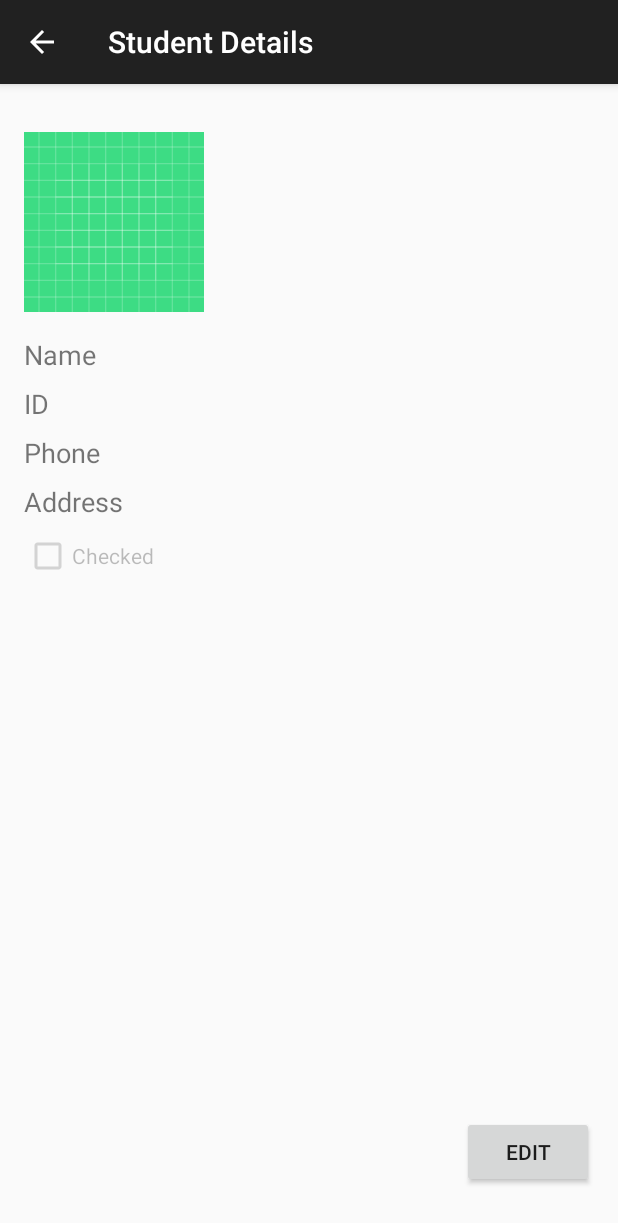
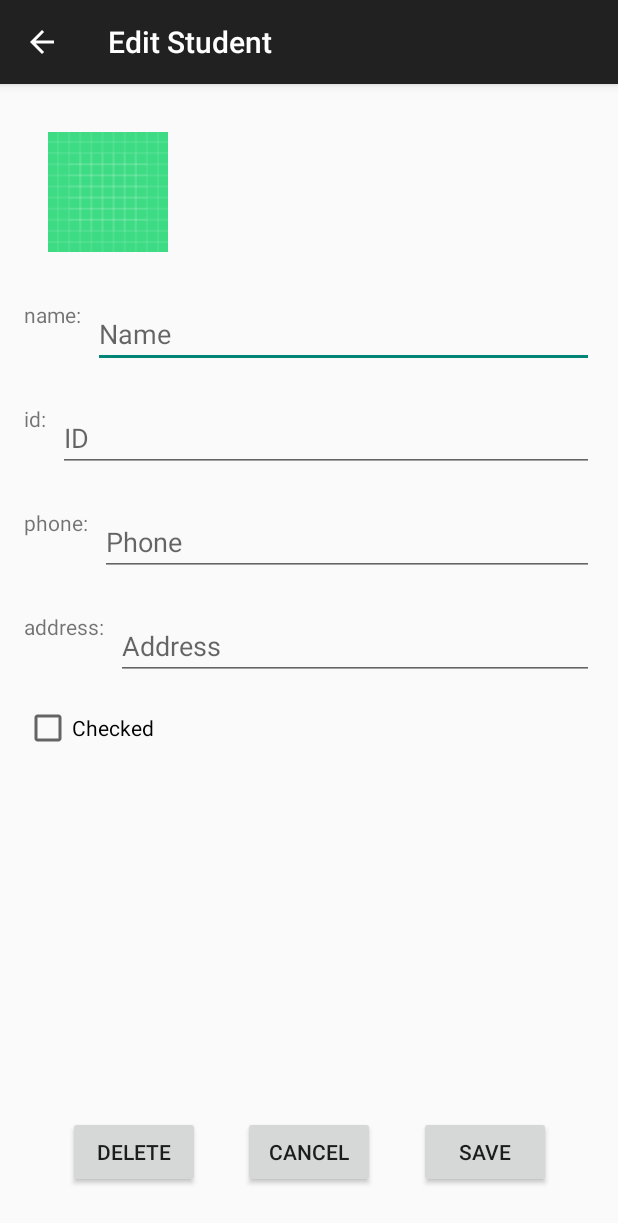
Before and after one commit to royfreund/StudentsApp, an Android app built with Jetpack Compose: the StudentDetailsActivity screen opened directly, with no data from a screen before it, after a tap on "EDIT", on a phone screen of 412 x 824 dp. Shown: the top 1223 px of the screen. Run offline under Robolectric (Android 15) with nearby library versions, the phone set to English and light mode, and no system bars.

Commit message:
add student edit

```diff
--- a/app/src/main/AndroidManifest.xml
+++ b/app/src/main/AndroidManifest.xml
@@ -33,6 +33,11 @@
             android:label="@string/student_details_screen_label"
             android:parentActivityName=".activities.StudentsRecyclerViewActivity"
             android:theme="@style/Theme.StudentsApp" />
+        <activity
+            android:name=".activities.EditStudentActivity"
+            android:exported="false"
+            android:label="Edit Student"
+            android:theme="@style/Theme.StudentsApp" />
     </application>
 
 </manifest>
--- a/app/src/main/java/com/example/studentsapp/activities/CreateStudentActivity.kt
+++ b/app/src/main/java/com/example/studentsapp/activities/CreateStudentActivity.kt
@@ -22,12 +22,11 @@ class CreateStudentActivity : AppCompatActivity() {
     fun saveStudent(view: View) {
         val studentName = findViewById<EditText>(R.id.tvNameInput).text.toString()
         val studentId = findViewById<EditText>(R.id.tvIdInput).text.toString()
-        val avatar = ""
         val studentPhone = findViewById<EditText>(R.id.tvPhoneInput).text.toString()
         val studentAddress = findViewById<EditText>(R.id.tvAddressInput).text.toString()
         val studentIsChecked = findViewById<CheckBox>(R.id.btnCheckbox).isChecked
 
-        val student = Student(studentName, studentId, avatar, studentPhone, studentAddress, studentIsChecked)
+        val student = Student(studentName, studentId, studentPhone, studentAddress, studentIsChecked)
         Model.instance.addStudent(student)
         this.closeActivity(view)
     }
--- /dev/null
+++ b/app/src/main/java/com/example/studentsapp/activities/EditStudentActivity.kt
@@ -0,0 +1,71 @@
+package com.example.studentsapp.activities
+
+import android.content.Intent
+import android.os.Bundle
+import android.widget.Button
+import android.widget.CheckBox
+import android.widget.EditText
+import androidx.appcompat.app.AppCompatActivity
+import com.example.studentsapp.R
+import com.example.studentsapp.model.Model
+import com.example.studentsapp.model.Student
+
+class EditStudentActivity : AppCompatActivity() {
+    private var student: Student? = null
+
+    override fun onCreate(savedInstanceState: Bundle?) {
+        super.onCreate(savedInstanceState)
+        setContentView(R.layout.activity_edit_student)
+
+        supportActionBar?.setDisplayHomeAsUpEnabled(true)
+
+        student = intent.getSerializableExtra("student") as? Student
+
+        student?.let { loadStudentData(it) }
+
+        findViewById<Button>(R.id.btnSave).setOnClickListener { saveStudent() }
+        findViewById<Button>(R.id.btnCancel).setOnClickListener { finish() }
+        findViewById<Button>(R.id.btnDelete).setOnClickListener { deleteStudent() }
+    }
+
+    private fun loadStudentData(student: Student) {
+        findViewById<EditText>(R.id.etName).setText(student.name)
+        findViewById<EditText>(R.id.etId).setText(student.id)
+        findViewById<EditText>(R.id.etPhone).setText(student.phone)
+        findViewById<EditText>(R.id.etAddress).setText(student.address)
+        findViewById<CheckBox>(R.id.cbChecked).isChecked = student.isChecked
+    }
+
+    private fun saveStudent() {
+        val name = findViewById<EditText>(R.id.etName).text.toString()
+        val id = findViewById<EditText>(R.id.etId).text.toString()
+        val phone = findViewById<EditText>(R.id.etPhone).text.toString()
+        val address = findViewById<EditText>(R.id.etAddress).text.toString()
+        val isChecked = findViewById<CheckBox>(R.id.cbChecked).isChecked
+
+        student?.let {
+            val updatedStudent = Student(name, id, phone, address, isChecked)
+            Model.instance.updateStudent(updatedStudent)
+        }
+        navigateToStudentsList()
+    }
+
+    private fun deleteStudent() {
+        student?.let {
+            Model.instance.removeStudent(it)
+        }
+        navigateToStudentsList()
+    }
+
+    private fun navigateToStudentsList() {
+        val intent = Intent(this, StudentsRecyclerViewActivity::class.java)
+        intent.flags = Intent.FLAG_ACTIVITY_CLEAR_TOP
+        startActivity(intent)
+        finish()
+    }
+
+    override fun onSupportNavigateUp(): Boolean {
+        onBackPressedDispatcher.onBackPressed()
+        return true
+    }
+}
--- a/app/src/main/java/com/example/studentsapp/activities/StudentDetailsActivity.kt
+++ b/app/src/main/java/com/example/studentsapp/activities/StudentDetailsActivity.kt
@@ -1,5 +1,6 @@
 package com.example.studentsapp.activities
 
+import android.content.Intent
 import android.os.Bundle
 import android.widget.Button
 import android.widget.CheckBox
@@ -29,7 +30,9 @@ class StudentDetailsActivity : AppCompatActivity() {
         }
 
         findViewById<Button>(R.id.editButton).setOnClickListener {
-            // TODO: Implement edit functionality
+            val intent = Intent(this, EditStudentActivity::class.java)
+            intent.putExtra("student", student)
+            startActivity(intent)
         }
     }
 
--- a/app/src/main/java/com/example/studentsapp/model/Student.kt
+++ b/app/src/main/java/com/example/studentsapp/model/Student.kt
@@ -5,8 +5,7 @@ import java.io.Serializable
 data class Student(
     val name: String,
     val id: String,
-    val avatar: String,
+    val phone: String,
     val address: String,
-    val phone: String,
     var isChecked: Boolean
 ) : Serializable
--- /dev/null
+++ b/app/src/main/res/layout/activity_edit_student.xml
@@ -0,0 +1,132 @@
+<?xml version="1.0" encoding="utf-8"?>
+<androidx.constraintlayout.widget.ConstraintLayout xmlns:android="http://schemas.android.com/apk/res/android"
+    xmlns:app="http://schemas.android.com/apk/res-auto"
+    android:layout_width="match_parent"
+    android:layout_height="match_parent"
+    android:padding="16dp">
+
+    <ImageView
+        android:id="@+id/imageView"
+        android:layout_width="80dp"
+        android:layout_height="80dp"
+        android:layout_marginStart="16dp"
+        android:layout_marginTop="16dp"
+        app:layout_constraintStart_toStartOf="parent"
+        app:layout_constraintTop_toTopOf="parent"
+        app:srcCompat="@drawable/ic_launcher_background" />
+
+    <TextView
+        android:id="@+id/nameLabelText"
+        android:layout_width="wrap_content"
+        android:layout_height="wrap_content"
+        android:text="name:"
+        android:layout_marginTop="32dp"
+        app:layout_constraintStart_toStartOf="parent"
+        app:layout_constraintTop_toBottomOf="@id/imageView" />
+
+    <EditText
+        android:id="@+id/etName"
+        android:layout_width="0dp"
+        android:layout_height="wrap_content"
+        android:layout_marginStart="8dp"
+        android:hint="@string/name_label"
+        app:layout_constraintStart_toEndOf="@id/nameLabelText"
+        app:layout_constraintEnd_toEndOf="parent"
+        app:layout_constraintTop_toTopOf="@id/nameLabelText" />
+
+    <TextView
+        android:id="@+id/idLabelText"
+        android:layout_width="wrap_content"
+        android:layout_height="wrap_content"
+        android:text="id:"
+        android:layout_marginTop="24dp"
+        app:layout_constraintStart_toStartOf="parent"
+        app:layout_constraintTop_toBottomOf="@id/etName" />
+
+    <EditText
+        android:id="@+id/etId"
+        android:layout_width="0dp"
+        android:layout_height="wrap_content"
+        android:layout_marginStart="8dp"
+        android:hint="@string/id_label"
+        app:layout_constraintStart_toEndOf="@id/idLabelText"
+        app:layout_constraintEnd_toEndOf="parent"
+        app:layout_constraintTop_toTopOf="@id/idLabelText" />
+
+    <TextView
+        android:id="@+id/phoneLabelText"
+        android:layout_width="wrap_content"
+        android:layout_height="wrap_content"
+        android:text="phone:"
+        android:layout_marginTop="24dp"
+        app:layout_constraintStart_toStartOf="parent"
+        app:layout_constraintTop_toBottomOf="@id/etId" />
+
+    <EditText
+        android:id="@+id/etPhone"
+        android:layout_width="0dp"
+        android:layout_height="wrap_content"
+        android:layout_marginStart="8dp"
+        android:hint="@string/phone_label"
+        android:inputType="phone"
+        app:layout_constraintStart_toEndOf="@id/phoneLabelText"
+        app:layout_constraintEnd_toEndOf="parent"
+        app:layout_constraintTop_toTopOf="@id/phoneLabelText" />
+
+    <TextView
+        android:id="@+id/addressLabelText"
+        android:layout_width="wrap_content"
+        android:layout_height="wrap_content"
+        android:text="address:"
+        android:layout_marginTop="24dp"
+        app:layout_constraintStart_toStartOf="parent"
+        app:layout_constraintTop_toBottomOf="@id/etPhone" />
+
+    <EditText
+        android:id="@+id/etAddress"
+        android:layout_width="0dp"
+        android:layout_height="wrap_content"
+        android:layout_marginStart="8dp"
+        android:hint="@string/address_label"
+        app:layout_constraintStart_toEndOf="@id/addressLabelText"
+        app:layout_constraintEnd_toEndOf="parent"
+        app:layout_constraintTop_toTopOf="@id/addressLabelText" />
+
+    <CheckBox
+        android:id="@+id/cbChecked"
+        android:layout_width="wrap_content"
+        android:layout_height="wrap_content"
+        android:layout_marginTop="16dp"
+        android:text="@string/checked_label"
+        app:layout_constraintStart_toStartOf="parent"
+        app:layout_constraintTop_toBottomOf="@id/etAddress" />
+
+    <Button
+        android:id="@+id/btnDelete"
+        android:layout_width="wrap_content"
+        android:layout_height="wrap_content"
+        android:layout_marginBottom="16dp"
+        android:text="DELETE"
+        app:layout_constraintBottom_toBottomOf="parent"
+        app:layout_constraintStart_toStartOf="parent"
+        app:layout_constraintEnd_toStartOf="@id/btnCancel" />
+
+    <Button
+        android:id="@+id/btnCancel"
+        android:layout_width="wrap_content"
+        android:layout_height="wrap_content"
+        android:text="@string/cancel_label"
+        app:layout_constraintBottom_toBottomOf="@id/btnDelete"
+        app:layout_constraintStart_toEndOf="@id/btnDelete"
+        app:layout_constraintEnd_toStartOf="@id/btnSave" />
+
+    <Button
+        android:id="@+id/btnSave"
+        android:layout_width="wrap_content"
+        android:layout_height="wrap_content"
+        android:text="@string/save_label"
+        app:layout_constraintBottom_toBottomOf="@id/btnDelete"
+        app:layout_constraintStart_toEndOf="@id/btnCancel"
+        app:layout_constraintEnd_toEndOf="parent" />
+
+</androidx.constraintlayout.widget.ConstraintLayout>
```
